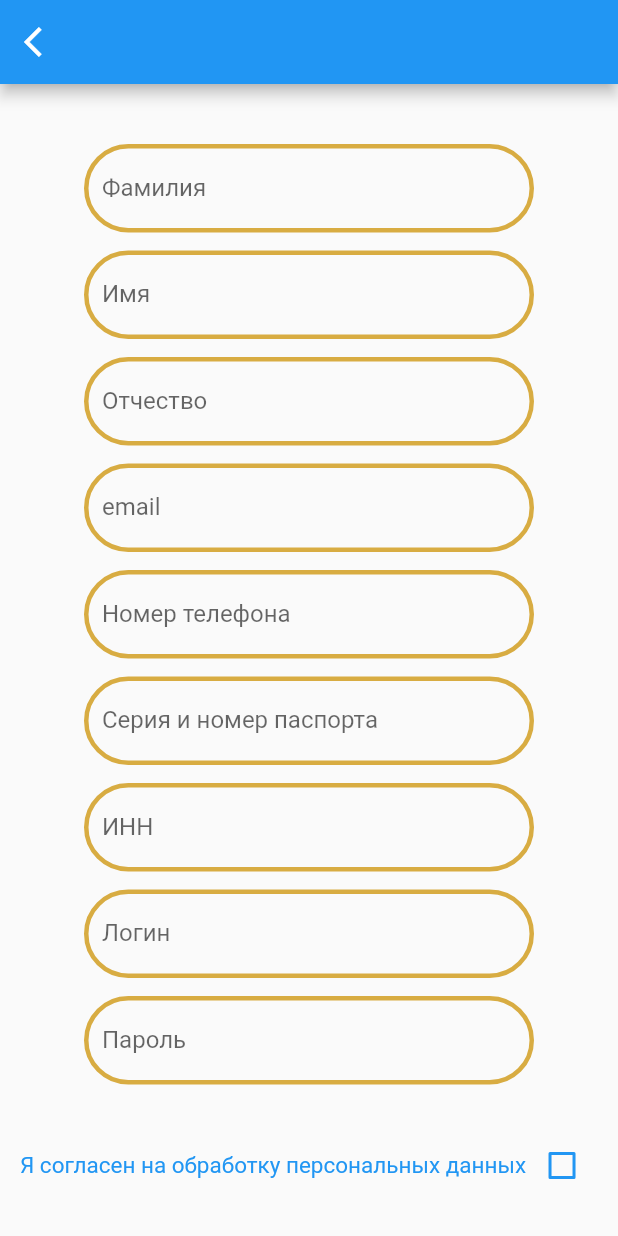
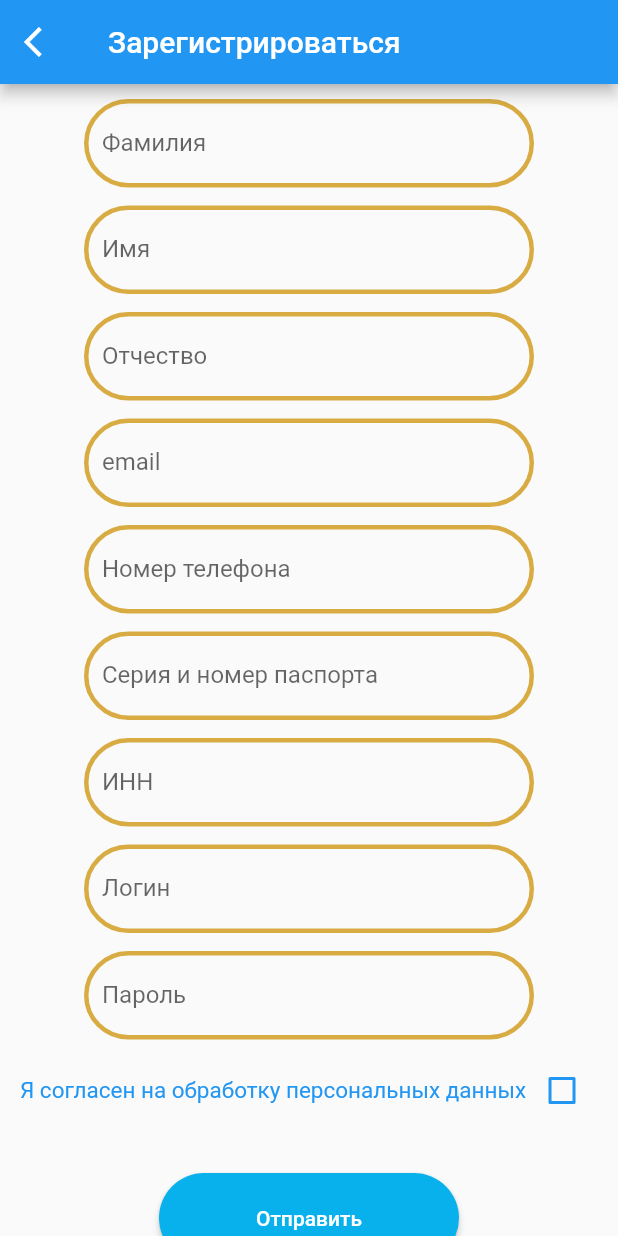
Before and after one commit to Uniserg/bank_client, a Flutter app: the screen it shows after launch, after a tap on "Зарегистрироваться", on a phone screen of 412 x 824 dp. Run offline on Flutter 3.47's test engine with Material 2 defaults, Android fonts, the phone set to English and light mode, and no system bars; our stand-ins replace dotted_border, mask_text_input_formatter, shared_preferences; generated files the repository leaves out were written again.

Commit message:
First release

```diff
--- a/lib/main.dart
+++ b/lib/main.dart
@@ -34,6 +34,7 @@ class MyApp extends StatelessWidget {
   @override
   Widget build(BuildContext context) {
     return MaterialApp(
+        debugShowCheckedModeBanner: false,
         scrollBehavior: ScrollConfiguration.of(context).copyWith(
           dragDevices: {
             PointerDeviceKind.touch,
--- a/lib/requests/keycloak_requests.dart
+++ b/lib/requests/keycloak_requests.dart
@@ -71,7 +71,7 @@ class KeycloakAuth {
 
     var response = await http.post(
         Uri.parse(
-            "http://$keycloakServerAddress/realms/bank-app/protocol/openid-connect/token"),
+            "$protocol://$keycloakServerAddress"),
         headers: {
           "Accept": "application/json",
           "Content-Type": "application/x-www-form-urlencoded"
@@ -114,7 +114,7 @@ class KeycloakAuth {
     var response = http
         .post(
       Uri.parse(
-          "http://$keycloakServerAddress/realms/bank-app/protocol/openid-connect/token"),
+          "$protocol://$keycloakServerAddress"),
       headers: {
         "Accept": "application/json",
         "Content-Type": "application/x-www-form-urlencoded"
--- a/lib/requests/product_order_requests.dart
+++ b/lib/requests/product_order_requests.dart
@@ -6,12 +6,12 @@ import 'package:http/http.dart' as http;
 
 import '../vars/request_vars.dart';
 
-const productOrderUri = "http://$appServerAddress/product_orders/";
+const productOrderUri = "$protocol://$appServerAddress/product_orders/";
 
 Future<List<ProductOrder>> getProductOrders(
     String accessToken, int skip, int limit) async {
   var uri =
-      "http://$appServerAddress/individuals/me/product_orders?skip=$skip&limit=$limit";
+      "$protocol://$appServerAddress/individuals/me/product_orders?skip=$skip&limit=$limit";
 
   var response = await http.get(
     Uri.parse(uri),
@@ -40,7 +40,7 @@ Future<List<ProductOrder>> getProductOrders(
 
 Future<bool> createProductOrder(
     String accessToken, ProductOrder productOrder) async {
-  var uri = "http://$appServerAddress/product_orders";
+  var uri = "$protocol://$appServerAddress/product_orders";
 
   var response = await http.post(Uri.parse(uri),
       headers: {
--- a/lib/requests/product_requеsts.dart
+++ b/lib/requests/product_requеsts.dart
@@ -6,7 +6,7 @@ import 'package:http/http.dart' as http;
 import '../vars/request_vars.dart';
 
 Future<List<Product>> getProducts(int skip, int limit) async {
-  var uri = "http://$appServerAddress/products";
+  var uri = "$protocol://$appServerAddress/products";
 
   var response = await http.get(
     Uri.parse(uri),
--- a/lib/requests/profile_request.dart
+++ b/lib/requests/profile_request.dart
@@ -8,7 +8,7 @@ import '../vars/request_vars.dart';
 
 Future<Profile?> findProfileByPhoneNumber(String accessToken, String phoneNumber) async {
   var uri =
-      "http://$appServerAddress/individuals/search/phone/$phoneNumber";
+      "$protocol://$appServerAddress/individuals/search/phone/$phoneNumber";
 
   var response = await http.get(
     Uri.parse(uri),
@@ -35,7 +35,7 @@ Future<Profile?> findProfileByPhoneNumber(String accessToken, String phoneNumber
 Future<Profile?> findProfileByCardNumber(
     String accessToken, String cardNumber) async {
   var uri =
-      "http://$appServerAddress/individuals/search/card_number/$cardNumber";
+      "$protocol://$appServerAddress/individuals/search/card_number/$cardNumber";
 
   var response = await http.get(
     Uri.parse(uri),
--- a/lib/requests/registration_request.dart
+++ b/lib/requests/registration_request.dart
@@ -7,7 +7,7 @@ import '../vars/request_vars.dart';
 
 Future<http.Response> register(RegistrationForm registrationForm) async {
   return http.post(
-    Uri.parse("http://$appServerAddress/individuals/register"),
+    Uri.parse("$protocol://$appServerAddress/individuals/register"),
     headers: <String, String>{
       'Content-Type': 'application/json',
     },
--- a/lib/requests/transfer_requests.dart
+++ b/lib/requests/transfer_requests.dart
@@ -6,7 +6,7 @@ import 'package:http/http.dart' as http;
 import '../vars/request_vars.dart';
 
 Future<Transfer> createTransfer(String accessToken, Transfer transfer) async {
-  var uri = "http://$appServerAddress/debit_cards/transfer";
+  var uri = "$protocol://$appServerAddress/debit_cards/transfer";
 
   var response = await http.post(Uri.parse(uri),
       headers: {
--- a/lib/vars/request_vars.dart
+++ b/lib/vars/request_vars.dart
@@ -1,8 +1,10 @@
 // const String hostIp = "192.168.3.2";
-const String hostIp = "192.168.85.19";
-const String appServerAddress = "$hostIp:8080";
-const String keycloakServerAddress = "$hostIp:8180";
+// const String appServerAddress = "$hostIp:8080";
+// const String keycloakServerAddress = "$hostIp:8180";
+
+const String protocol = "https";
+const String appServerAddress = "api.bank-app.ru";
+const String keycloakServerAddress = "keycloak.bank-app.ru/auth/realms/bank-app/protocol/openid-connect/token";
 const String clientId = "bank-client";
-// const String grantType = "password";
 const String scope = "openid";
 const String mainIcon = "assets/images/icon.png";
--- a/lib/widgets/registration.dart
+++ b/lib/widgets/registration.dart
@@ -41,7 +41,7 @@ class _RegistrationWidgetState extends State<RegistrationWidget> {
       'lastName': lastName,
       'firstName': firstName,
       'middleName': middleName,
-      ' email': email,
+      'email': email,
       'phoneNumber': phoneNumber,
       'passport': passport,
       'inn': inn,
@@ -101,7 +101,7 @@ class _RegistrationWidgetState extends State<RegistrationWidget> {
 
         var conflictFields = response.body;
 
-        conflictFields.split(" ,").forEach((field) {
+        conflictFields.split(",").forEach((field) {
           print(field);
           setState(() {
             fields[field]!.error = pattern;
@@ -118,6 +118,7 @@ class _RegistrationWidgetState extends State<RegistrationWidget> {
   Widget build(BuildContext context) {
     return Scaffold(
       appBar: AppBar(
+        title: const Text("Зарегистрироваться"),
           leading: IconButton(
         onPressed: () {
           Navigator.pop(context);
@@ -131,7 +132,7 @@ class _RegistrationWidgetState extends State<RegistrationWidget> {
             key: formKey,
             child: Column(
               children: [
-                const SizedBox(height: 40),
+                const SizedBox(height: 10),
                 Wrap(
                   direction: Axis.vertical,
                   spacing: 12,
@@ -237,7 +238,7 @@ class _RegistrationWidgetState extends State<RegistrationWidget> {
                   ],
                 ),
                 const SizedBox(
-                  height: 30,
+                  height: 10,
                 ),
                 Wrap(
                     // mainAxisAlignment: MainAxisAlignment.center,
@@ -273,7 +274,7 @@ class _RegistrationWidgetState extends State<RegistrationWidget> {
                 Container(
                   width: 200,
                   height: 60,
-                  margin: const EdgeInsets.all(25),
+                  margin: const EdgeInsets.all(15),
                   child: ElevatedButton(
                     style: ButtonStyle(
                         backgroundColor: MaterialStateProperty.all<Color>(
--- a/lib/widgets/search.dart
+++ b/lib/widgets/search.dart
@@ -187,7 +187,7 @@ class SelectCardPage extends StatelessWidget {
                     title: Text(
                         "${profile.lastName} ${profile.firstName}"),
                     subtitle: Center(child: FoundCardsDropdownList(cardNumbers: cardNumbers)),
-                    leading: const CircleAvatar(),
+                    leading: const CircleAvatar(backgroundImage: AssetImage("assets/images/profile.png"),),
                   )),
             ),
           ),
--- a/lib/widgets/transfer_money.dart
+++ b/lib/widgets/transfer_money.dart
@@ -213,7 +213,7 @@ class _TransferMoneyWidgetState extends State<TransferMoneyWidget> {
                         subtitle: Text("•" * 12 +
                             widget.selectedCardNumberTo.substring(
                                 widget.selectedCardNumberTo.length - 4)),
-                        leading: const CircleAvatar(),
+                        leading: const CircleAvatar(backgroundImage: AssetImage("assets/images/profile.png"),),
                       )),
                     ],
                   ),
```
Also changed, not shown: lib/requests/card_requests.dart (+4 -4 lines), lib/widgets/home.dart (+6 -9 lines), lib/widgets/profile.dart (+6 -4 lines), assets/images/profile.png (added), lib/vars/session_vars.dart (deleted).
